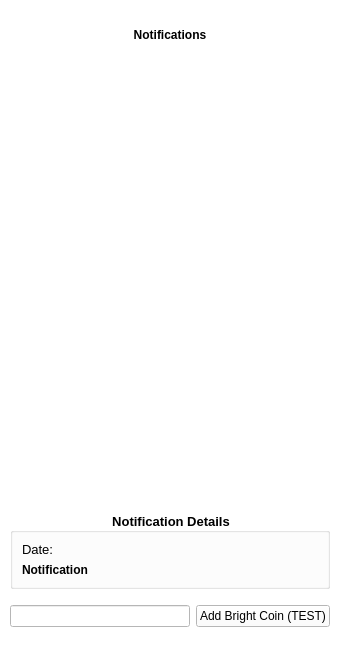
Qt form ThresHoDLApp/notificationsandsettingsview.ui (isaidnocookies/Threshodl-Wallet) before a commit.
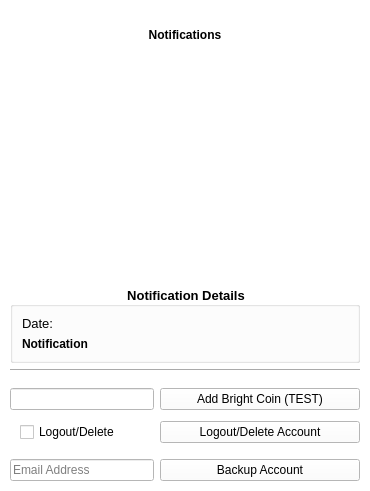
The same form after that commit. Icons and pictures are not drawn.

The edit to the form file:
```diff
--- a/ThresHoDLApp/notificationsandsettingsview.ui
+++ b/ThresHoDLApp/notificationsandsettingsview.ui
@@ -6,8 +6,8 @@
    <rect>
     <x>0</x>
     <y>0</y>
-    <width>340</width>
-    <height>647</height>
+    <width>370</width>
+    <height>491</height>
    </rect>
   </property>
   <property name="windowTitle">
@@ -249,6 +249,13 @@
        </layout>
       </widget>
      </item>
+     <item>
+      <widget class="Line" name="line">
+       <property name="orientation">
+        <enum>Qt::Horizontal</enum>
+       </property>
+      </widget>
+     </item>
      <item>
       <layout class="QHBoxLayout" name="horizontalLayout_2">
        <property name="topMargin">
@@ -259,6 +266,24 @@
        </item>
        <item>
         <widget class="QPushButton" name="addPushButton">
+         <property name="sizePolicy">
+          <sizepolicy hsizetype="Fixed" vsizetype="Fixed">
+           <horstretch>0</horstretch>
+           <verstretch>0</verstretch>
+          </sizepolicy>
+         </property>
+         <property name="minimumSize">
+          <size>
+           <width>200</width>
+           <height>0</height>
+          </size>
+         </property>
+         <property name="maximumSize">
+          <size>
+           <width>200</width>
+           <height>16777215</height>
+          </size>
+         </property>
          <property name="text">
           <string>Add Bright Coin (TEST)</string>
          </property>
@@ -266,18 +291,128 @@
        </item>
       </layout>
      </item>
+     <item>
+      <spacer name="verticalSpacer_4">
+       <property name="orientation">
+        <enum>Qt::Vertical</enum>
+       </property>
+       <property name="sizeType">
+        <enum>QSizePolicy::Maximum</enum>
+       </property>
+       <property name="sizeHint" stdset="0">
+        <size>
+         <width>20</width>
+         <height>5</height>
+        </size>
+       </property>
+      </spacer>
+     </item>
+     <item>
+      <layout class="QHBoxLayout" name="horizontalLayout_3">
+       <property name="topMargin">
+        <number>0</number>
+       </property>
+       <item>
+        <spacer name="horizontalSpacer_2">
+         <property name="orientation">
+          <enum>Qt::Horizontal</enum>
+         </property>
+         <property name="sizeType">
+          <enum>QSizePolicy::Fixed</enum>
+         </property>
+         <property name="sizeHint" stdset="0">
+          <size>
+           <width>10</width>
+           <height>20</height>
+          </size>
+         </property>
+        </spacer>
+       </item>
+       <item>
+        <widget class="QCheckBox" name="imSureCheckBox">
+         <property name="text">
+          <string>Logout/Delete</string>
+         </property>
+        </widget>
+       </item>
+       <item>
+        <widget class="QPushButton" name="deleteAccountButton">
+         <property name="sizePolicy">
+          <sizepolicy hsizetype="Fixed" vsizetype="Fixed">
+           <horstretch>0</horstretch>
+           <verstretch>0</verstretch>
+          </sizepolicy>
+         </property>
+         <property name="minimumSize">
+          <size>
+           <width>200</width>
+           <height>0</height>
+          </size>
+         </property>
+         <property name="maximumSize">
+          <size>
+           <width>200</width>
+           <height>16777215</height>
+          </size>
+         </property>
+         <property name="text">
+          <string>Logout/Delete Account</string>
+         </property>
+        </widget>
+       </item>
+      </layout>
+     </item>
+     <item>
+      <layout class="QHBoxLayout" name="horizontalLayout_4">
+       <property name="topMargin">
+        <number>10</number>
+       </property>
+       <item>
+        <widget class="QLineEdit" name="emailLineEdit">
+         <property name="placeholderText">
+          <string>Email Address</string>
+         </property>
+        </widget>
+       </item>
+       <item>
+        <widget class="QPushButton" name="backupPushButton">
+         <property name="sizePolicy">
+          <sizepolicy hsizetype="Fixed" vsizetype="Fixed">
+           <horstretch>0</horstretch>
+           <verstretch>0</verstretch>
+          </sizepolicy>
+         </property>
+         <property name="minimumSize">
+          <size>
+           <width>200</width>
+           <height>0</height>
+          </size>
+         </property>
+         <property name="maximumSize">
+          <size>
+           <width>200</width>
+           <height>16777215</height>
+          </size>
+         </property>
+         <property name="text">
+          <string>Backup Account</string>
+         </property>
+        </widget>
+       </item>
+      </layout>
+     </item>
      <item>
       <spacer name="verticalSpacer">
        <property name="orientation">
         <enum>Qt::Vertical</enum>
        </property>
        <property name="sizeType">
-        <enum>QSizePolicy::Minimum</enum>
+        <enum>QSizePolicy::Fixed</enum>
        </property>
        <property name="sizeHint" stdset="0">
         <size>
          <width>20</width>
-         <height>20</height>
+         <height>10</height>
         </size>
        </property>
       </spacer>
```
